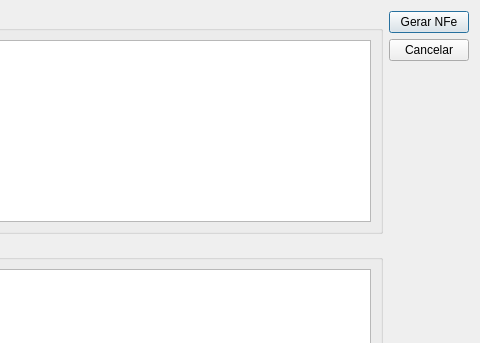
First picture: the form in ui/entregascliente.ui, repository lellisls/ERP-STACCATO, before the edit; both pictures show x 331 to 811 and y 0 to 343 of the 811 by 474 pixel window.
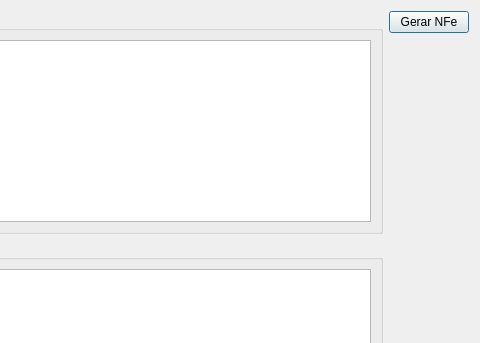
Second picture: the form after the edit. Custom widgets are drawn as their Qt base class.

Commit message: Removido botões de Cancelar

What changed in the file:
```diff
--- a/ui/entregascliente.ui
+++ b/ui/entregascliente.ui
@@ -51,13 +51,6 @@
       </widget>
      </item>
      <item row="1" column="0">
-      <widget class="QPushButton" name="pushButtonCancelar">
-       <property name="text">
-        <string>Cancelar</string>
-       </property>
-      </widget>
-     </item>
-     <item row="2" column="0">
       <spacer name="verticalSpacer">
        <property name="orientation">
         <enum>Qt::Vertical</enum>
```
Left out of the diff: 1 changed line with no effect on the pictures. The commit also changes 62 other files.
